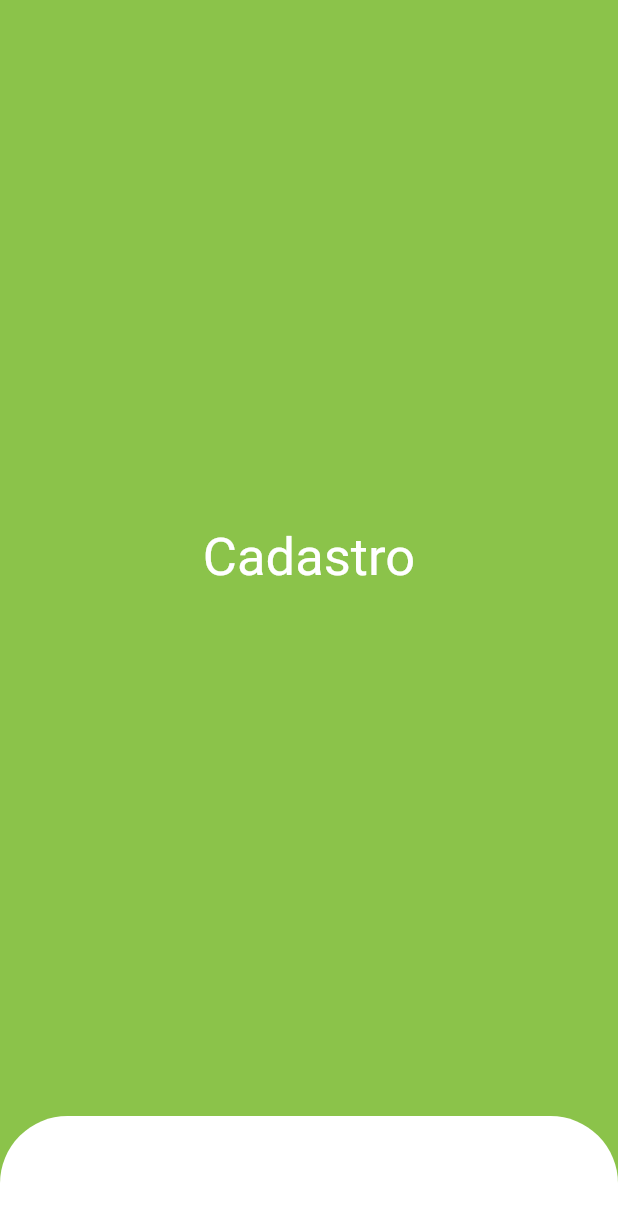
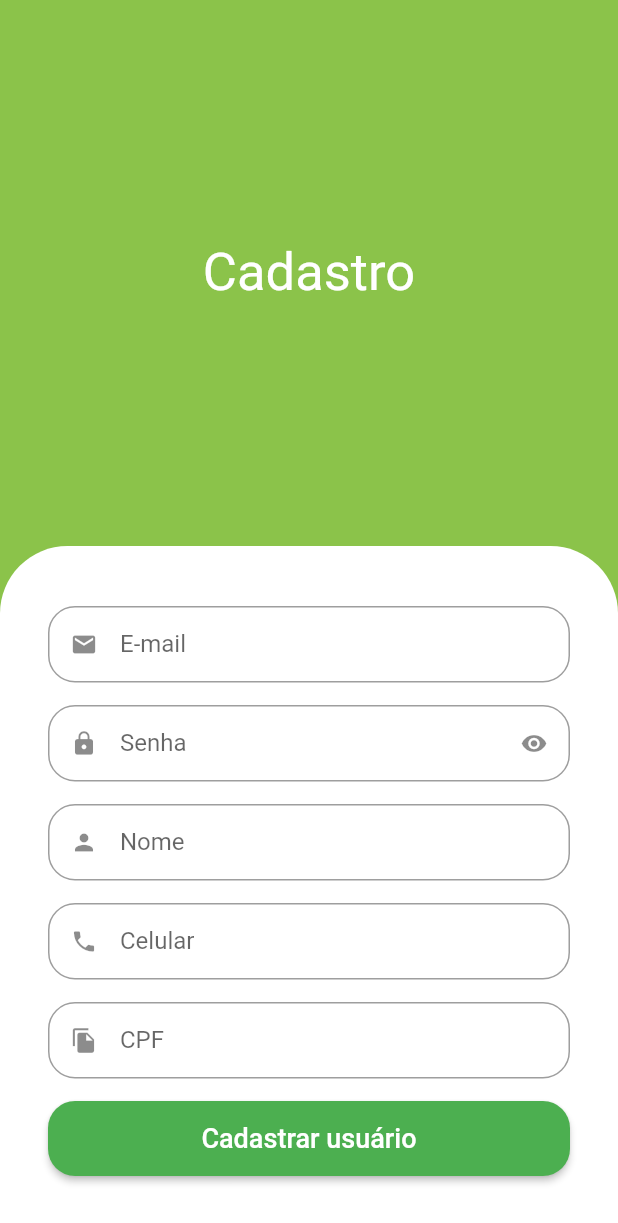
Before and after one commit to estelson/greengrocer, a Flutter app: the SignUpScreen screen opened directly, on a phone screen of 412 x 824 dp. Shown: the top 1223 px of the screen. Run offline on Flutter 3.47's test engine with Material 2 defaults, Android fonts, the light colour scheme and no system bars; our stand-ins replace animated_text_kit.

Commit message:
Configurando o scroll da tela de cadastro e botão  "Cadastrar usuário"

```diff
--- a/lib/src/auth/components/sign_up_screen.dart
+++ b/lib/src/auth/components/sign_up_screen.dart
@@ -1,4 +1,5 @@
 import 'package:flutter/material.dart';
+import 'package:greengrocer/src/auth/components/custom_text_field.dart';
 import 'package:greengrocer/src/config/custom_colors.dart';
 
 class SignUpScreen extends StatelessWidget {
@@ -6,9 +7,16 @@ class SignUpScreen extends StatelessWidget {
 
   @override
   Widget build(BuildContext context) {
+
+    final size = MediaQuery.of(context).size;
+
     return Scaffold(
       backgroundColor: CustomColors.customSwatchColor,
-      body: Column(
+      body: SingleChildScrollView(
+        child: SizedBox(
+          height: size.height,
+          width: size.width,
+          child: Column(
             children: [
               // Título da tela
               const Expanded(
@@ -35,8 +43,63 @@ class SignUpScreen extends StatelessWidget {
                     top: Radius.circular(45),
                   ),
                 ),
+                child: Column(
+                  crossAxisAlignment: CrossAxisAlignment.stretch,
+                  children: [
+                    // E-mail
+                    const CustomTextField(
+                      icon: Icons.email,
+                      label: "E-mail",
+                    ),
+
+                    // Senha
+                    const CustomTextField(
+                      icon: Icons.lock,
+                      label: "Senha",
+                      isSecret: true,
+                    ),
+
+                    // Nome
+                    const CustomTextField(
+                      icon: Icons.person,
+                      label: "Nome",
+                    ),
+
+                    // Celular
+                    const CustomTextField(
+                      icon: Icons.phone,
+                      label: "Celular",
+                    ),
+
+                    // CPF
+                    const CustomTextField(
+                      icon: Icons.file_copy,
+                      label: "CPF",
+                    ),
+
+                    // Botão Cadastrar usuário
+                    SizedBox(
+                      height: 50,
+                      child: ElevatedButton(
+                        style: ElevatedButton.styleFrom(
+                            shape: RoundedRectangleBorder(
+                          borderRadius: BorderRadius.circular(18),
+                        )),
+                        onPressed: () {},
+                        child: const Text(
+                          "Cadastrar usuário",
+                          style: TextStyle(
+                            fontSize: 18,
+                          ),
+                        ),
+                      ),
                     ),
                   ],
+                ),
+              ),
+            ],
+          ),
+        ),
       ),
     );
   }
```
Lines whose indentation alone changed are shown as unchanged.
